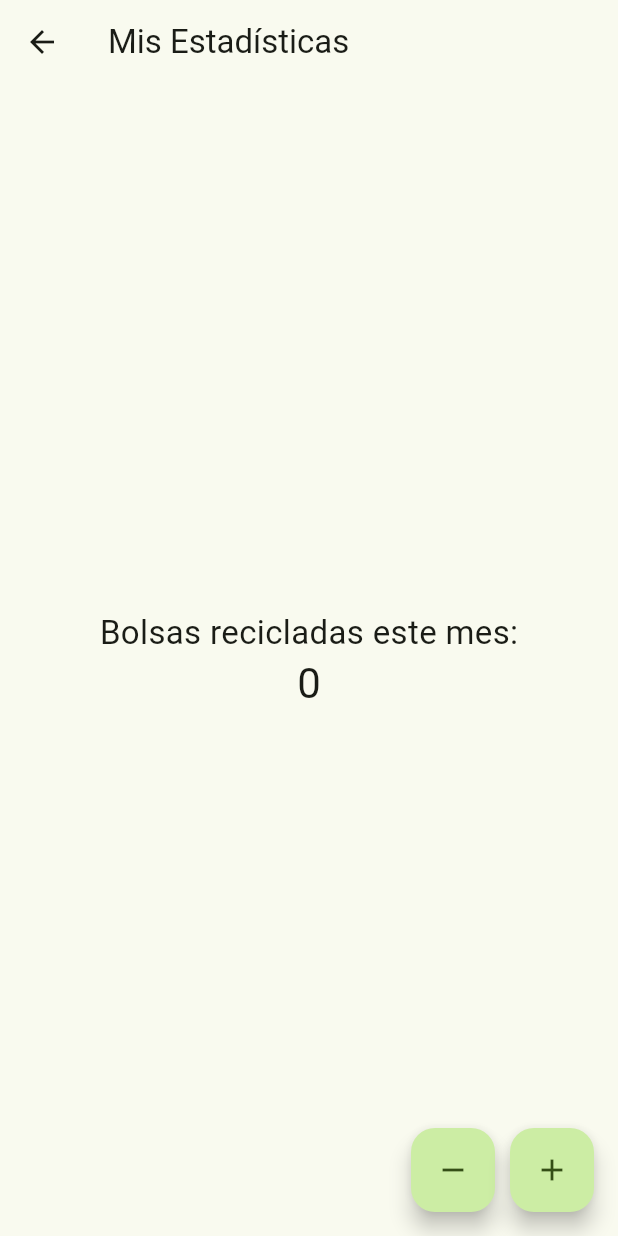
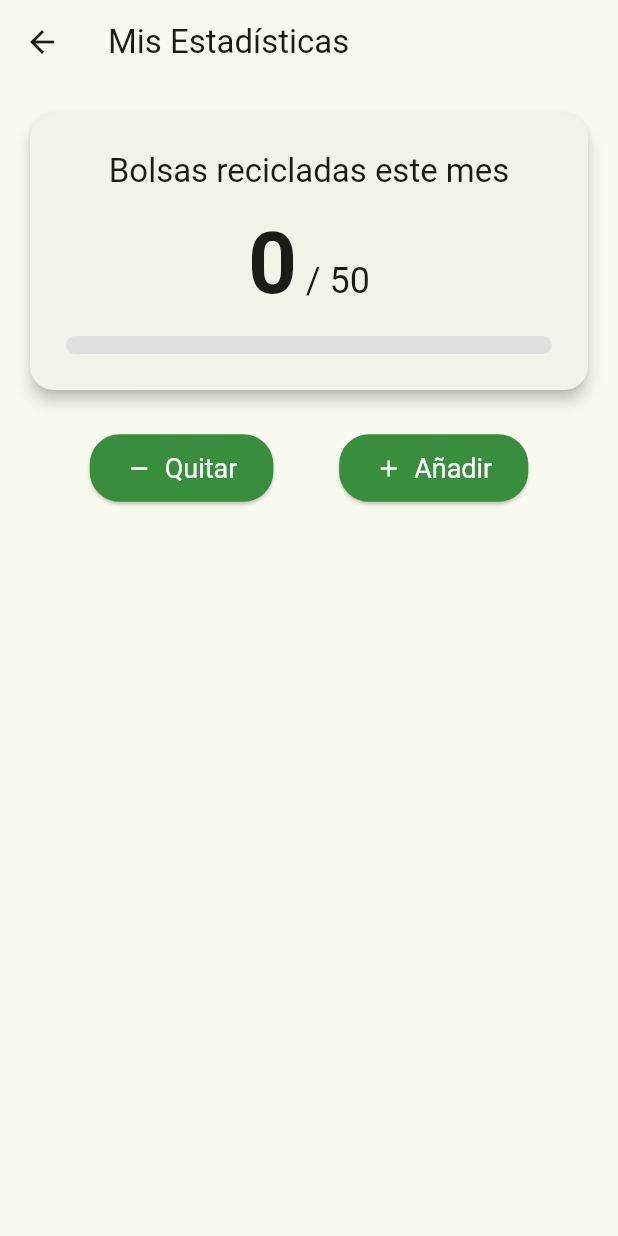
Before and after one commit to DavidGaSa/Eco_Ciudad, a Flutter app: the StatisticsPage screen opened directly, on a phone screen of 412 x 824 dp. Run offline on Flutter 3.47's test engine with Material 3 defaults, Android fonts, the phone set to English and light mode, and no system bars.

Commit message:
Estadísticas 2

```diff
--- a/eco_ciudad/lib/statistics.dart
+++ b/eco_ciudad/lib/statistics.dart
@@ -9,6 +9,7 @@ class StatisticsPage extends StatefulWidget {
 
 class _StatisticsPageState extends State<StatisticsPage> {
   int _recycleCount = 0;
+  final int _monthlyGoal = 50; // Example monthly goal
 
   void _incrementRecycleCount() {
     setState(() {
@@ -26,38 +27,102 @@ class _StatisticsPageState extends State<StatisticsPage> {
 
   @override
   Widget build(BuildContext context) {
+    double progress = _monthlyGoal > 0 ? _recycleCount / _monthlyGoal : 0;
+
     return Scaffold(
-      appBar: AppBar(title: const Text('Mis Estadísticas')),
-      body: Center(
+      appBar: AppBar(
+        title: const Text('Mis Estadísticas'),
+        elevation: 0,
+        backgroundColor: Colors.transparent,
+        foregroundColor: Theme.of(context).textTheme.bodyLarge?.color,
+      ),
+      body: Padding(
+        padding: const EdgeInsets.all(16.0),
         child: Column(
+          crossAxisAlignment: CrossAxisAlignment.stretch,
+          children: <Widget>[
+            Card(
+              elevation: 4,
+              shape: RoundedRectangleBorder(
+                borderRadius: BorderRadius.circular(16),
+              ),
+              child: Padding(
+                padding: const EdgeInsets.all(24.0),
+                child: Column(
+                  children: [
+                    Text(
+                      'Bolsas recicladas este mes',
+                      style: Theme.of(context).textTheme.titleLarge,
+                    ),
+                    const SizedBox(height: 16),
+                    Row(
                       mainAxisAlignment: MainAxisAlignment.center,
-          children: <Widget>[
-            const Text(
-              'Bolsas recicladas este mes:',
-              style: TextStyle(fontSize: 22),
+                      crossAxisAlignment: CrossAxisAlignment.baseline,
+                      textBaseline: TextBaseline.alphabetic,
+                      children: [
+                        Text(
+                          '$_recycleCount',
+                          style: Theme.of(context).textTheme.displayLarge
+                              ?.copyWith(fontWeight: FontWeight.bold),
                         ),
                         Text(
-              '$_recycleCount',
-              style: Theme.of(context).textTheme.headlineMedium,
+                          ' / $_monthlyGoal',
+                          style: Theme.of(context).textTheme.headlineSmall,
+                        ),
+                      ],
+                    ),
+                    const SizedBox(height: 16),
+                    ClipRRect(
+                      borderRadius: BorderRadius.circular(8.0),
+                      child: LinearProgressIndicator(
+                        value: progress,
+                        minHeight: 12,
+                        backgroundColor: Colors.grey[300],
+                        valueColor: const AlwaysStoppedAnimation<Color>(
+                          Colors.green,
+                        ),
+                      ),
                     ),
                   ],
                 ),
               ),
-      floatingActionButton: Row(
-        mainAxisAlignment: MainAxisAlignment.end,
+            ),
+            const SizedBox(height: 24),
+            Row(
+              mainAxisAlignment: MainAxisAlignment.spaceEvenly,
               children: [
-          FloatingActionButton(
+                ElevatedButton.icon(
                   onPressed: _decrementRecycleCount,
-            tooltip: '-1 Bolsa Reciclada',
-            child: const Icon(Icons.remove),
+                  icon: const Icon(Icons.remove),
+                  label: const Text('Quitar'),
+                  style: ElevatedButton.styleFrom(
+                    padding: const EdgeInsets.symmetric(
+                      horizontal: 24,
+                      vertical: 12,
                     ),
-          const SizedBox(width: 10),
-          FloatingActionButton(
+                    shape: RoundedRectangleBorder(
+                      borderRadius: BorderRadius.circular(20),
+                    ),
+                  ),
+                ),
+                ElevatedButton.icon(
                   onPressed: _incrementRecycleCount,
-            tooltip: '+1 Bolsa Reciclada',
-            child: const Icon(Icons.add),
+                  icon: const Icon(Icons.add),
+                  label: const Text('Añadir'),
+                  style: ElevatedButton.styleFrom(
+                    padding: const EdgeInsets.symmetric(
+                      horizontal: 24,
+                      vertical: 12,
+                    ),
+                    shape: RoundedRectangleBorder(
+                      borderRadius: BorderRadius.circular(20),
+                    ),
+                  ),
                 ),
               ],
+            ),
+          ],
+        ),
       ),
     );
   }
```
Lines whose indentation alone changed are shown as unchanged.
